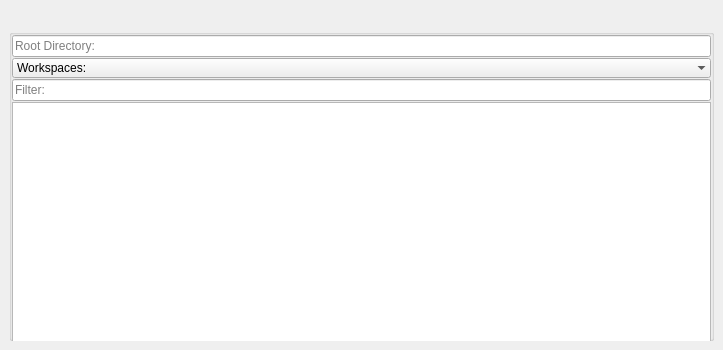
Old version of the form mayatk/env_utils/reference_manager.ui in the repository m3trik/mayatk.
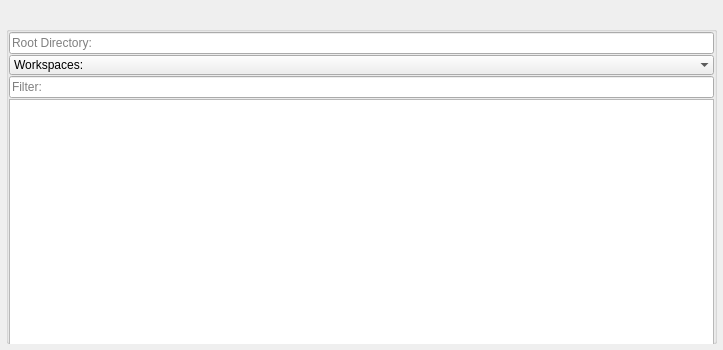
New version of the form. Custom widgets are drawn as their Qt base class.

Commit message: Add shots system; remove scene_builder/sequencer/behaviors (moved to uitk); enhance audio_events, segment_keys, hierarchy_manager, maya_connection; add node_icons; expand tests

Patch:
```diff
--- a/mayatk/env_utils/reference_manager.ui
+++ b/mayatk/env_utils/reference_manager.ui
@@ -30,6 +30,18 @@
     </size>
    </property>
    <layout class="QVBoxLayout" name="verticalLayout_2">
+    <property name="leftMargin">
+     <number>6</number>
+    </property>
+    <property name="topMargin">
+     <number>6</number>
+    </property>
+    <property name="rightMargin">
+     <number>6</number>
+    </property>
+    <property name="bottomMargin">
+     <number>6</number>
+    </property>
     <item>
      <layout class="QVBoxLayout" name="verticalLayout">
       <property name="spacing">
@@ -149,6 +161,11 @@
    <extends>QWidget</extends>
    <header>uitk.widgets.header</header>
   </customwidget>
+  <customwidget>
+   <class>LineEdit</class>
+   <extends>QLineEdit</extends>
+   <header>uitk.widgets.lineEdit</header>
+  </customwidget>
   <customwidget>
    <class>TableWidget</class>
    <extends>QTableWidget</extends>
@@ -159,11 +176,6 @@
    <extends>QComboBox</extends>
    <header>uitk.widgets.comboBox.ComboBox.h</header>
   </customwidget>
-  <customwidget>
-   <class>LineEdit</class>
-   <extends>QLineEdit</extends>
-   <header>widgets.lineedit.h</header>
-  </customwidget>
  </customwidgets>
  <resources/>
  <connections/>
```
The commit also changes 66 other files.
